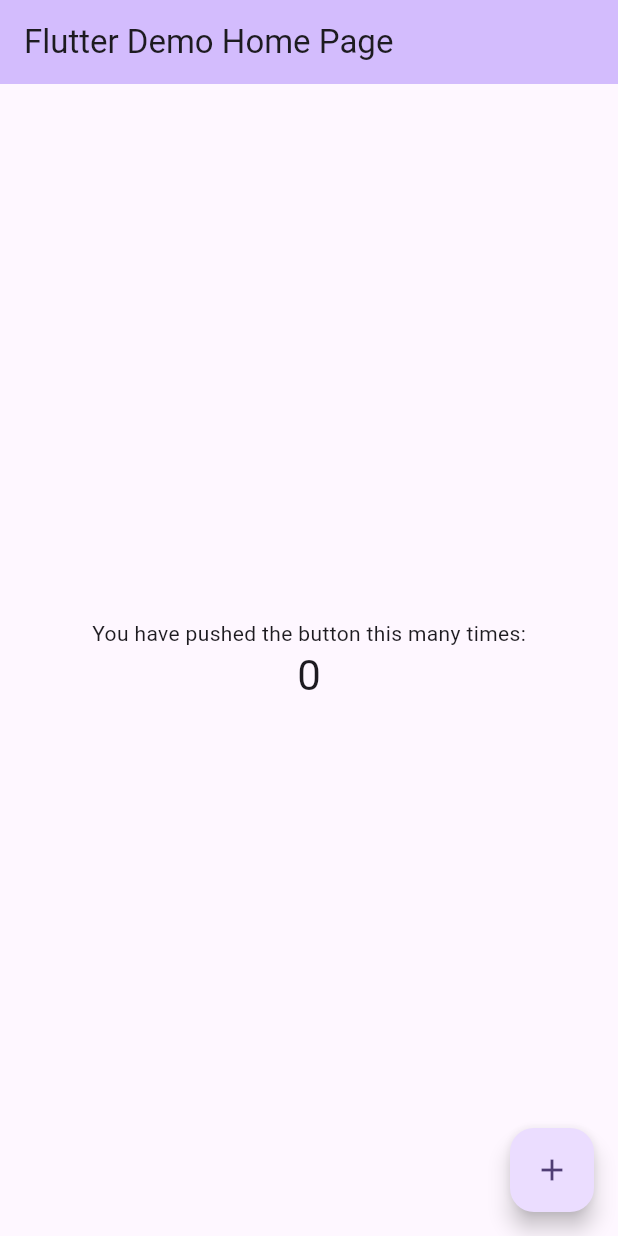
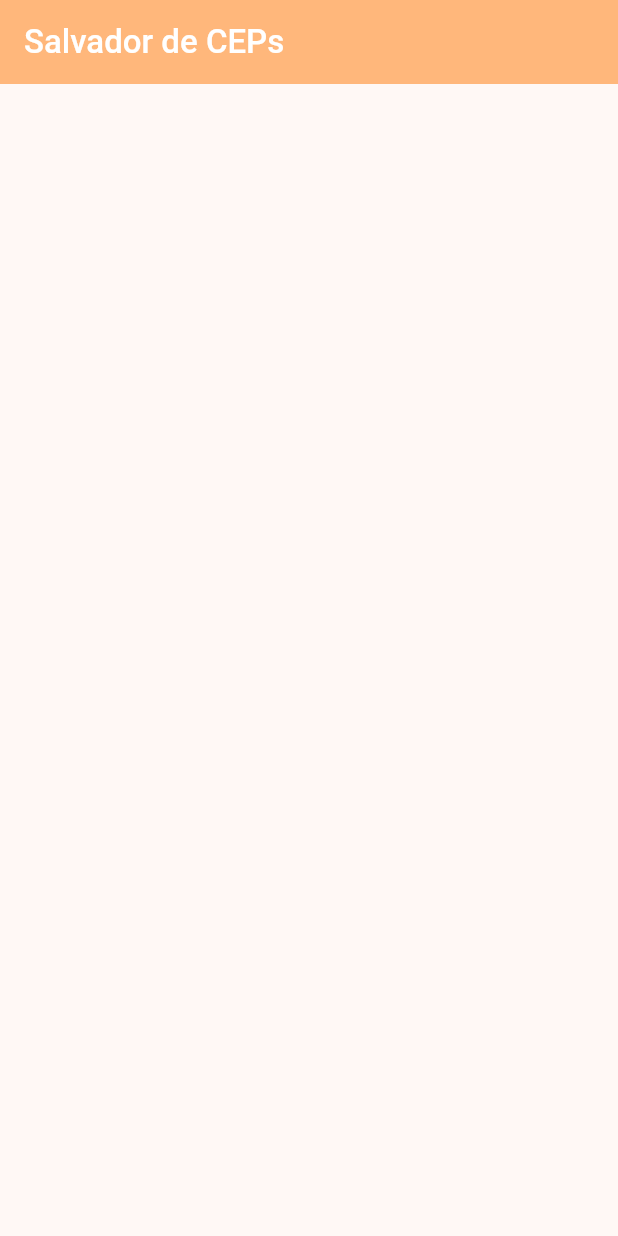
Before and after one commit to lucas-g-oliveira/viacep_back4app_dio_dart, a Flutter app: the screen it shows after launch, on a phone screen of 412 x 824 dp. Run offline on Flutter 3.47's test engine with Material 2 defaults, Android fonts, the phone set to English and light mode, and no system bars; our stand-ins replace dio, flutter_dotenv.

```diff
--- a/lib/main.dart
+++ b/lib/main.dart
@@ -1,6 +1,9 @@
 import 'package:flutter/material.dart';
+import 'package:viacep_back4app_dio_dart/pages/home_page.dart';
+import 'package:flutter_dotenv/flutter_dotenv.dart';
 
-void main() {
+main() async {
+  await dotenv.load(fileName: ".env");
   runApp(const MyApp());
 }
 
@@ -11,115 +14,13 @@ class MyApp extends StatelessWidget {
   @override
   Widget build(BuildContext context) {
     return MaterialApp(
-      title: 'Flutter Demo',
+      debugShowCheckedModeBanner: false,
+      title: 'Salvador de CEPs',
       theme: ThemeData(
-        // This is the theme of your application.
-        //
-        // TRY THIS: Try running your application with "flutter run". You'll see
-        // the application has a blue toolbar. Then, without quitting the app,
-        // try changing the seedColor in the colorScheme below to Colors.green
-        // and then invoke "hot reload" (save your changes or press the "hot
-        // reload" button in a Flutter-supported IDE, or press "r" if you used
-        // the command line to start the app).
-        //
-        // Notice that the counter didn't reset back to zero; the application
-        // state is not lost during the reload. To reset the state, use hot
-        // restart instead.
-        //
-        // This works for code too, not just values: Most code changes can be
-        // tested with just a hot reload.
-        colorScheme: ColorScheme.fromSeed(seedColor: Colors.deepPurple),
+        colorScheme: ColorScheme.fromSeed(seedColor: Colors.orange.shade600),
         useMaterial3: true,
       ),
-      home: const MyHomePage(title: 'Flutter Demo Home Page'),
+      home: const MyHomePage(),
     );
   }
 }
-
-class MyHomePage extends StatefulWidget {
-  const MyHomePage({super.key, required this.title});
-
-  // This widget is the home page of your application. It is stateful, meaning
-  // that it has a State object (defined below) that contains fields that affect
-  // how it looks.
-
-  // This class is the configuration for the state. It holds the values (in this
-  // case the title) provided by the parent (in this case the App widget) and
-  // used by the build method of the State. Fields in a Widget subclass are
-  // always marked "final".
-
-  final String title;
-
-  @override
-  State<MyHomePage> createState() => _MyHomePageState();
-}
-
-class _MyHomePageState extends State<MyHomePage> {
-  int _counter = 0;
-
-  void _incrementCounter() {
-    setState(() {
-      // This call to setState tells the Flutter framework that something has
-      // changed in this State, which causes it to rerun the build method below
-      // so that the display can reflect the updated values. If we changed
-      // _counter without calling setState(), then the build method would not be
-      // called again, and so nothing would appear to happen.
-      _counter++;
-    });
-  }
-
-  @override
-  Widget build(BuildContext context) {
-    // This method is rerun every time setState is called, for instance as done
-    // by the _incrementCounter method above.
-    //
-    // The Flutter framework has been optimized to make rerunning build methods
-    // fast, so that you can just rebuild anything that needs updating rather
-    // than having to individually change instances of widgets.
-    return Scaffold(
-      appBar: AppBar(
-        // TRY THIS: Try changing the color here to a specific color (to
-        // Colors.amber, perhaps?) and trigger a hot reload to see the AppBar
-        // change color while the other colors stay the same.
-        backgroundColor: Theme.of(context).colorScheme.inversePrimary,
-        // Here we take the value from the MyHomePage object that was created by
-        // the App.build method, and use it to set our appbar title.
-        title: Text(widget.title),
-      ),
-      body: Center(
-        // Center is a layout widget. It takes a single child and positions it
-        // in the middle of the parent.
-        child: Column(
-          // Column is also a layout widget. It takes a list of children and
-          // arranges them vertically. By default, it sizes itself to fit its
-          // children horizontally, and tries to be as tall as its parent.
-          //
-          // Column has various properties to control how it sizes itself and
-          // how it positions its children. Here we use mainAxisAlignment to
-          // center the children vertically; the main axis here is the vertical
-          // axis because Columns are vertical (the cross axis would be
-          // horizontal).
-          //
-          // TRY THIS: Invoke "debug painting" (choose the "Toggle Debug Paint"
-          // action in the IDE, or press "p" in the console), to see the
-          // wireframe for each widget.
-          mainAxisAlignment: MainAxisAlignment.center,
-          children: <Widget>[
-            const Text(
-              'You have pushed the button this many times:',
-            ),
-            Text(
-              '$_counter',
-              style: Theme.of(context).textTheme.headlineMedium,
-            ),
-          ],
-        ),
-      ),
-      floatingActionButton: FloatingActionButton(
-        onPressed: _incrementCounter,
-        tooltip: 'Increment',
-        child: const Icon(Icons.add),
-      ), // This trailing comma makes auto-formatting nicer for build methods.
-    );
-  }
-}
--- /dev/null
+++ b/lib/pages/home_page.dart
@@ -0,0 +1,27 @@
+import 'package:flutter/material.dart';
+
+class MyHomePage extends StatefulWidget {
+  const MyHomePage({super.key});
+
+  @override
+  State<MyHomePage> createState() => _MyHomePageState();
+}
+
+class _MyHomePageState extends State<MyHomePage> {
+  @override
+  Widget build(BuildContext context) {
+    return Scaffold(
+      appBar: AppBar(
+        backgroundColor: Theme.of(context).colorScheme.inversePrimary,
+        title: const Text(
+          'Salvador de CEPs',
+          style: TextStyle(color: Colors.white, fontWeight: FontWeight.w500),
+          textAlign: TextAlign.center,
+        ),
+      ),
+      body: const Center(
+        child: Column(),
+      ),
+    );
+  }
+}
--- a/pubspec.yaml
+++ b/pubspec.yaml
@@ -35,6 +35,8 @@ dependencies:
   # The following adds the Cupertino Icons font to your application.
   # Use with the CupertinoIcons class for iOS style icons.
   cupertino_icons: ^1.0.2
+  dio: ^5.3.3
+  flutter_dotenv: ^5.1.0
 
 dev_dependencies:
   flutter_test:
@@ -59,7 +61,8 @@ flutter:
   uses-material-design: true
 
   # To add assets to your application, add an assets section, like this:
-  # assets:
+  assets:
+  - .env
   #   - images/a_dot_burr.jpeg
   #   - images/a_dot_ham.jpeg
 
```
Also changed, not shown: lib/back4app/endereco_back4app_model.dart (added, +75 -0 lines), lib/back4app/endereco_back4app_repository.dart (added, +51 -0 lines), lib/viacep/cep_model.dart (added, +27 -0 lines), pubspec.lock, 2 other files.
